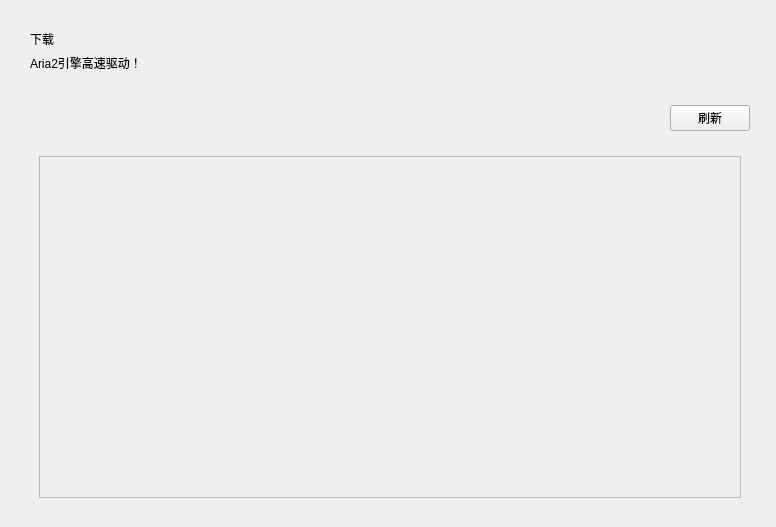
This is QtUI/downloadInterface.ui in MCSLTeam/MCSL2 as Qt 5 draws it before an edit. The edited form follows.
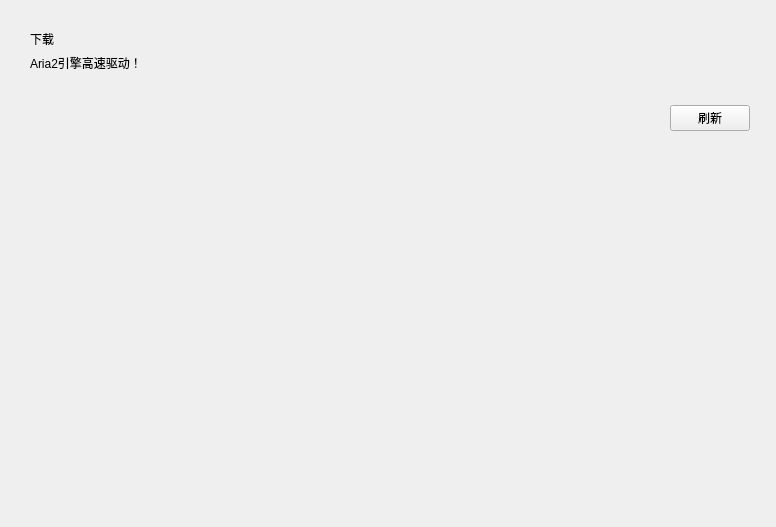
This is the edited form. The open tabs and pages were chosen to show the change. Custom widgets are drawn as their Qt base class.

Commit message: O | 微调UI

What changed in the file:
```diff
--- a/QtUI/downloadInterface.ui
+++ b/QtUI/downloadInterface.ui
@@ -353,6 +353,9 @@
           <layout class="QVBoxLayout" name="verticalLayout_3">
            <item>
             <widget class="SmoothScrollArea" name="MCSLAPIJavaScrollArea">
+             <property name="frameShape">
+              <enum>QFrame::NoFrame</enum>
+             </property>
              <property name="widgetResizable">
               <bool>true</bool>
              </property>
@@ -361,8 +364,8 @@
                <rect>
                 <x>0</x>
                 <y>0</y>
-                <width>98</width>
-                <height>28</height>
+                <width>700</width>
+                <height>318</height>
                </rect>
               </property>
               <property name="sizePolicy">
```
Left out of the diff: 30 changed lines with no effect on the pictures. The commit also changes 1 other file.
